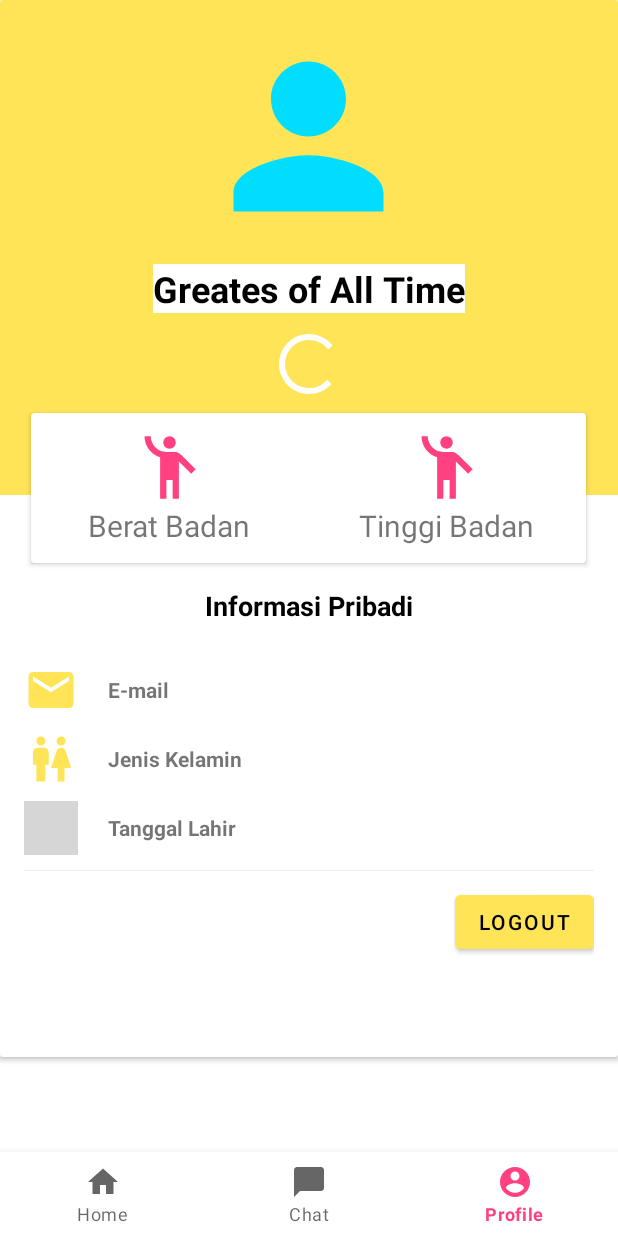
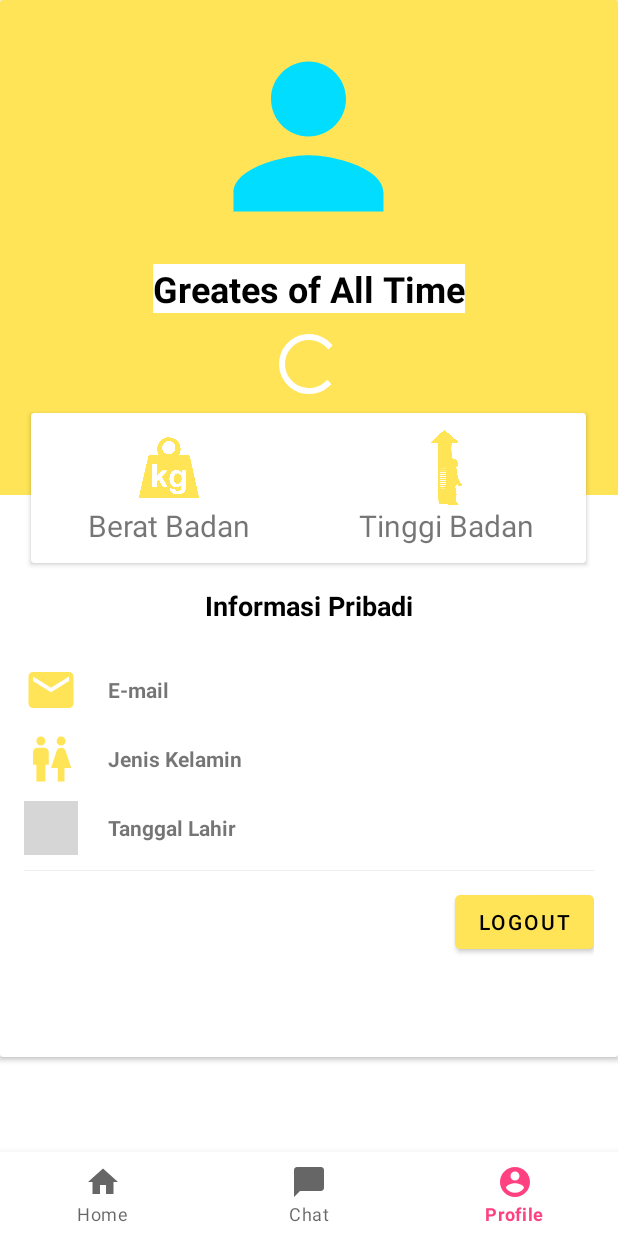
Before and after one commit to NocturnalActivist/Lotech-Project, an Android app: the ProfileFragment screen opened through its navigation route, on a phone screen of 412 x 824 dp. Run offline under Robolectric (Android 15) with nearby library versions, the phone set to English and light mode, and no system bars; our stand-ins replace CircleImageView, Firebase (no records; nobody signed in at launch, a user with empty details on screens opened directly), navigation-ui; network calls fail; pictures from the network do not load; 2 statements that could not run were skipped; grey boxes are pictures that could not be loaded.

Commit message:
update color

```diff
--- a/app/src/main/res/layout/fragment_home.xml
+++ b/app/src/main/res/layout/fragment_home.xml
@@ -100,6 +100,7 @@
                         app:cardUseCompatPadding="true">
 
                         <LinearLayout
+                            android:id="@+id/cekKalori"
                             android:padding="16dp"
                             android:layout_width="wrap_content"
                             android:layout_height="wrap_content"
--- a/app/src/main/res/layout/fragment_profile.xml
+++ b/app/src/main/res/layout/fragment_profile.xml
@@ -75,10 +75,10 @@
                         android:orientation="vertical">
 
                         <ImageView
-                            android:layout_width="50dp"
+                            android:layout_width="40dp"
                             android:layout_height="50dp"
                             android:contentDescription="@string/weight"
-                            android:src="@drawable/ic_baseline_emoji_people_24" />
+                            android:src="@drawable/icon_berat_badan_kuning" />
 
                         <TextView
                             android:id="@+id/tv_weight"
@@ -99,7 +99,7 @@
                             android:layout_width="50dp"
                             android:layout_height="50dp"
                             android:contentDescription="@string/height"
-                            android:src="@drawable/ic_baseline_emoji_people_24" />
+                            android:src="@drawable/icon_tinggi_badan_kuning" />
 
                         <TextView
                             android:id="@+id/tv_height"
```
Also changed, not shown: app/src/main/res/drawable-v24/icon_berat_badan_kuning.png (added), app/src/main/res/drawable-v24/icon_tinggi_badan_kuning.png (added), app/src/main/res/drawable-v24/logo_lotech.png (added).
